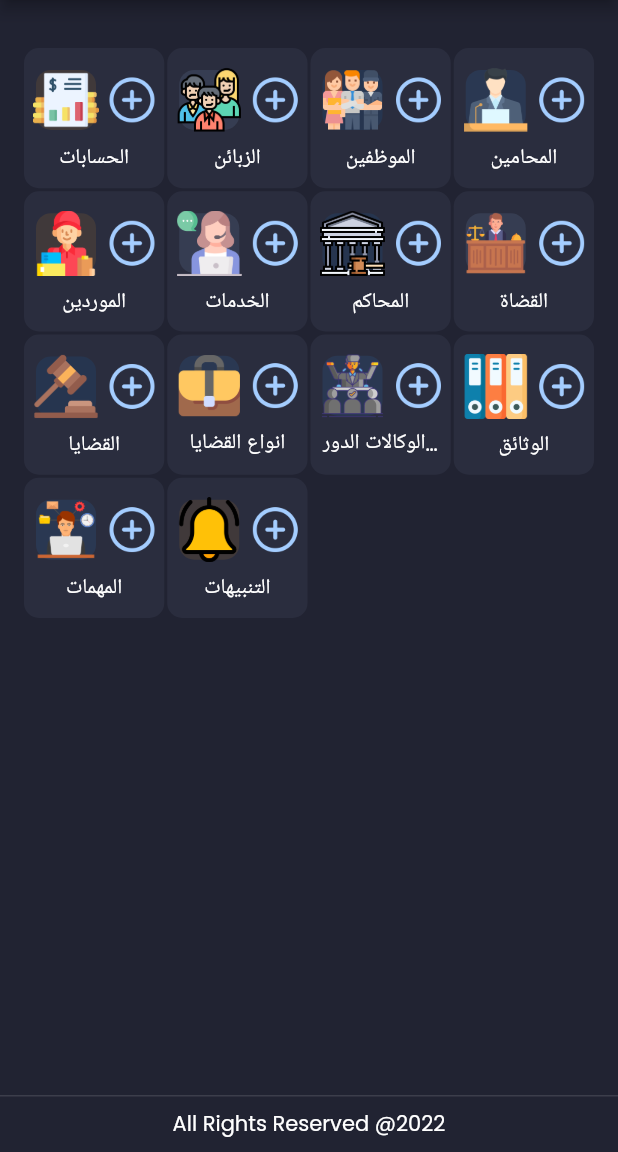
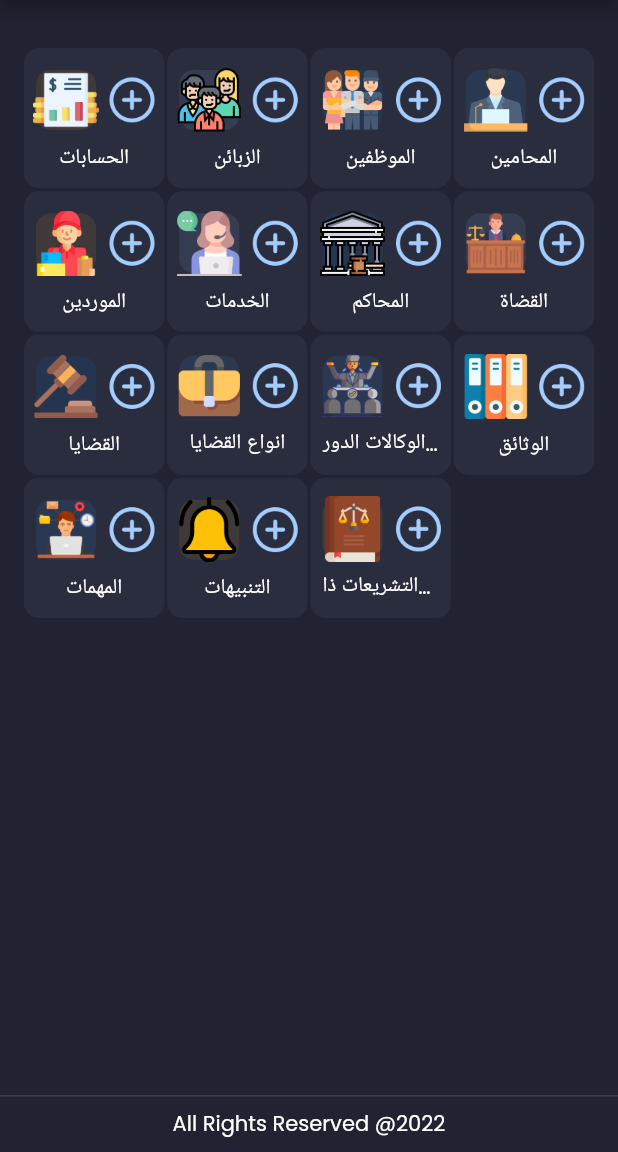
Before and after one commit to njuneidi/lawyer_app, a Flutter app: the MainScreen screen opened by its route, after a tap on "invoice", on a phone screen of 412 x 824 dp, the part 84-1236 px from its top. Run offline on Flutter 3.47's test engine with Material 2 defaults, Android fonts, the phone set to English and light mode, and no system bars; our stand-ins replace fl_chart, flutter_form_builder, flutter_riverpod, flutter_svg, form_builder_validators, freezed_annotation and 6 more; missing offline and left inert: form_builder_phone_field, shared_preferences_web; generated files the repository leaves out were written again; project files that could hold a hidden picture were left out.

Commit message:
relatedActs

```diff
--- a/lib/src/constants/app_route_constatnt.dart
+++ b/lib/src/constants/app_route_constatnt.dart
@@ -33,5 +33,6 @@ enum AppRoute {
   documents,
   tasks,
   alerts,
-  invoice
+  invoice,
+  relatedActs,
 }
--- a/lib/src/localization/app_ar.arb
+++ b/lib/src/localization/app_ar.arb
@@ -99,5 +99,6 @@
   "editEmployee": "تعديل بيانات الموظف",
   "editAdvocate": "تعديل بيانات المحامي",
   "editSupplier": "تعديل معومات المورد",
-  "editJudge": "تعديل بيانات القاضي"
+  "editJudge": "تعديل بيانات القاضي",
+  "relatedActs": "التشريعات ذات العلاقة"
 }
--- a/lib/src/localization/app_en.arb
+++ b/lib/src/localization/app_en.arb
@@ -99,5 +99,6 @@
   "editEmployee": "Edit Employee Details",
   "editAdvocate": "Edit Advocate Details",
   "editSupplier": "Edit Supplier Details",
-  "editJudge": "Edit Judge Details"
+  "editJudge": "Edit Judge Details",
+  "relatedActs": "Relaed Acts"
 }
--- a/lib/src/models/my_files.dart
+++ b/lib/src/models/my_files.dart
@@ -168,6 +168,16 @@ List<EntityInfo> definitionDemoMyFiels(BuildContext context) => [
         percentage: 35,
         imgSrc: '${AppRoute.alerts.name}.png',
       ),
+      EntityInfo(
+        name: AppRoute.relatedActs.name,
+        title: context.loc.relatedActs,
+        numOfFiels: 1328,
+        svgSrc: "task.svg",
+        totalStorage: "2.9GB",
+        color: const Color(0xFFFFA113),
+        percentage: 35,
+        imgSrc: '${AppRoute.relatedActs.name}.png',
+      ),
     ];
 
 List dashboardDemoMyFiels = [
```
Also changed, not shown: lib/src/routing/app_router.dart (+13 -0 lines), assets/icons/relatedActs.png (added).
